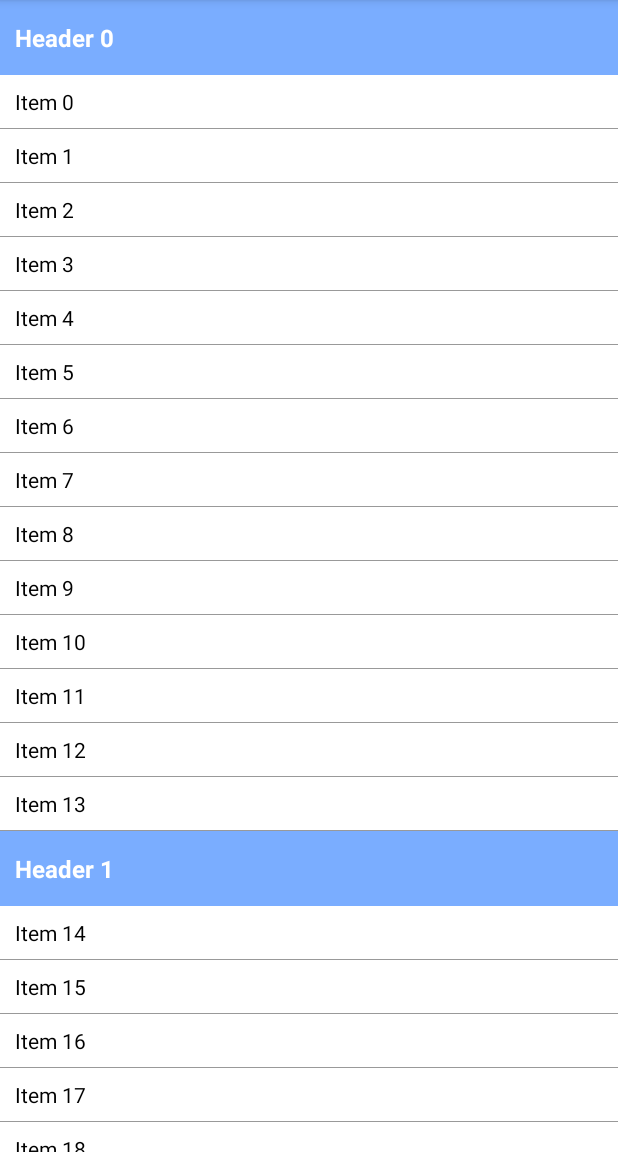
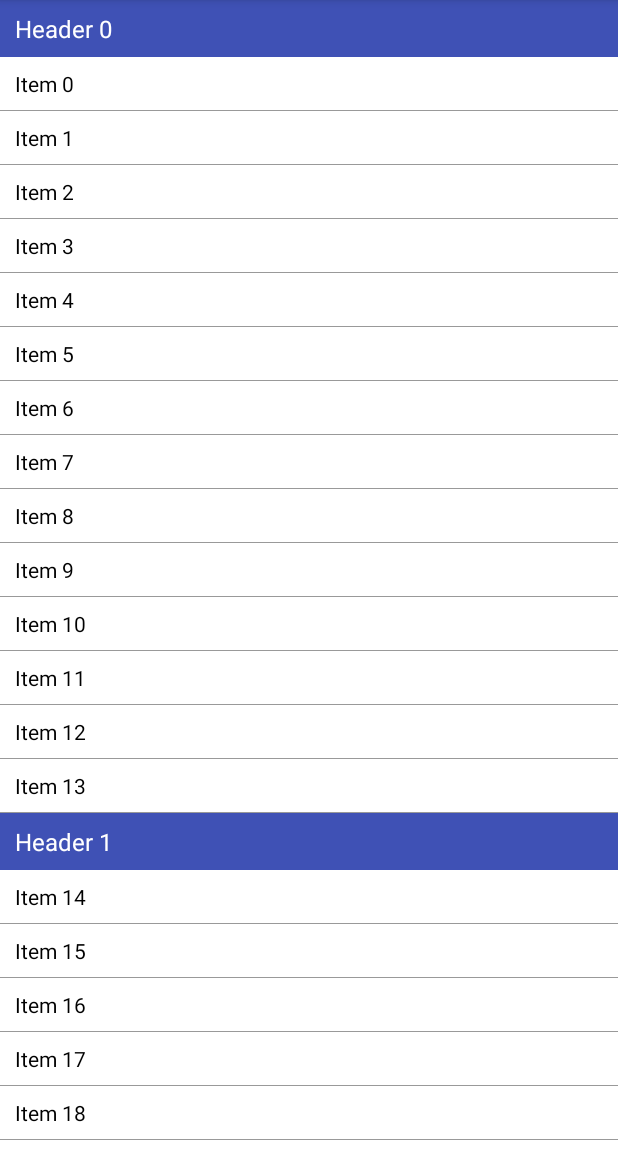
Before and after one commit to Muyangmin/StickyHeaderDecoration, an Android app: the screen it shows after launch (MainActivity), on a phone screen of 412 x 824 dp, the part 84-1236 px from its top. Run offline under Robolectric (Android 15) with nearby library versions, the phone set to English and light mode, and no system bars.

Commit message:
Add simple text header.

```diff
--- /dev/null
+++ b/library/src/main/java/org/mym/ui/decoration/library/SimpleTextHeader.java
@@ -0,0 +1,87 @@
+package org.mym.ui.decoration.library;
+
+import android.content.Context;
+import android.content.res.TypedArray;
+import android.graphics.Color;
+import android.os.Build;
+import android.support.annotation.ColorInt;
+import android.support.annotation.NonNull;
+import android.support.v7.widget.RecyclerView;
+import android.util.TypedValue;
+import android.view.View;
+import android.view.ViewGroup;
+import android.widget.TextView;
+
+/**
+ * 这个类可以用于创建简单的 TextView 显示类型的 Header。
+ *
+ * Created by muyangmin on Dec 29, 2017.
+ */
+public abstract class SimpleTextHeader implements StickyHeaderAdapter<SimpleHolder> {
+
+    @ColorInt
+    private int mThemeBackgroundColor = -1;
+    @ColorInt
+    private int mThemeTextColor = -1;
+
+    /**
+     * 默认会创建一个 TextView, 其水平 padding 为10dp，竖直 padding 为 8dp，
+     * 使用 {@code colorPrimary} 来作为背景， {@code textColorPrimary} 为文字颜色。
+     */
+    protected TextView createTextView(Context context) {
+        TextView textView = new TextView(context);
+        ViewGroup.LayoutParams lp = new ViewGroup.LayoutParams(ViewGroup.LayoutParams
+                .MATCH_PARENT, ViewGroup.LayoutParams.WRAP_CONTENT);
+
+        int verticalPadding = (int) TypedValue.applyDimension(TypedValue.COMPLEX_UNIT_DIP,
+                8F, textView.getResources().getDisplayMetrics());
+
+        int horizontalPadding = (int) TypedValue.applyDimension(TypedValue.COMPLEX_UNIT_DIP,
+                10F, textView.getResources().getDisplayMetrics());
+
+        textView.setPadding(horizontalPadding, verticalPadding, horizontalPadding, verticalPadding);
+
+        textView.setLayoutParams(lp);
+        textView.setTextSize(TypedValue.COMPLEX_UNIT_SP, 16);
+        if (mThemeBackgroundColor == -1 || mThemeTextColor == -1) {
+            if (Build.VERSION.SDK_INT >= Build.VERSION_CODES.LOLLIPOP) {
+                int[] attrs = {android.R.attr.colorPrimary, android.R.attr.textColorPrimary};
+                TypedArray array = context.obtainStyledAttributes(attrs);
+                mThemeBackgroundColor = array.getColor(0, Color.GRAY);
+                mThemeTextColor = array.getColor(1, Color.BLACK);
+                array.recycle();
+            } else {
+                mThemeBackgroundColor = Color.GRAY;
+                mThemeTextColor = Color.BLACK;
+            }
+        }
+        textView.setBackgroundColor(mThemeBackgroundColor);
+        textView.setTextColor(mThemeTextColor);
+        return textView;
+    }
+
+    /**
+     * 为 Header 指定要展示的文本。
+     *
+     * @param childPos item 在数据集中的位置
+     */
+    protected abstract CharSequence getHeaderContent(int childPos);
+
+    @NonNull
+    @Override
+    public SimpleHolder onCreateHeaderViewHolder(ViewGroup parent) {
+        TextView textView = createTextView(parent.getContext());
+        return new SimpleHolder(textView);
+    }
+
+    @Override
+    public void onBindHeaderViewHolder(@NonNull SimpleHolder holder, int childAdapterPosition) {
+        ((TextView) holder.itemView).setText(getHeaderContent(childAdapterPosition));
+    }
+}
+
+/*package*/ class SimpleHolder extends RecyclerView.ViewHolder {
+    SimpleHolder(View itemView) {
+        super(itemView);
+    }
+}
--- a/sample/src/main/java/org/mym/stickyheaderdecoration/MainActivity.java
+++ b/sample/src/main/java/org/mym/stickyheaderdecoration/MainActivity.java
@@ -13,6 +13,7 @@ import android.view.View;
 import android.view.ViewGroup;
 import android.widget.TextView;
 
+import org.mym.ui.decoration.library.SimpleTextHeader;
 import org.mym.ui.decoration.library.StickyHeaderAdapter;
 import org.mym.ui.decoration.library.StickyHeaderDecoration;
 
@@ -31,7 +32,18 @@ public class MainActivity extends AppCompatActivity {
         mAdapter = new ItemAdapter();
         recyclerView.setAdapter(mAdapter);
 
-        mDecoration = new StickyHeaderDecoration(mAdapter);
+//        mDecoration = new StickyHeaderDecoration(mAdapter);
+        mDecoration = new StickyHeaderDecoration(new SimpleTextHeader() {
+            @Override
+            protected CharSequence getHeaderContent(int childPos) {
+                return "Header " + getHeaderId(childPos);
+            }
+
+            @Override
+            public long getHeaderId(int childAdapterPosition) {
+                return childAdapterPosition / 14;
+            }
+        });
         recyclerView.addItemDecoration(mDecoration);
         recyclerView.addItemDecoration(new DividerItemDecoration(this, DividerItemDecoration.VERTICAL));
     }
```
